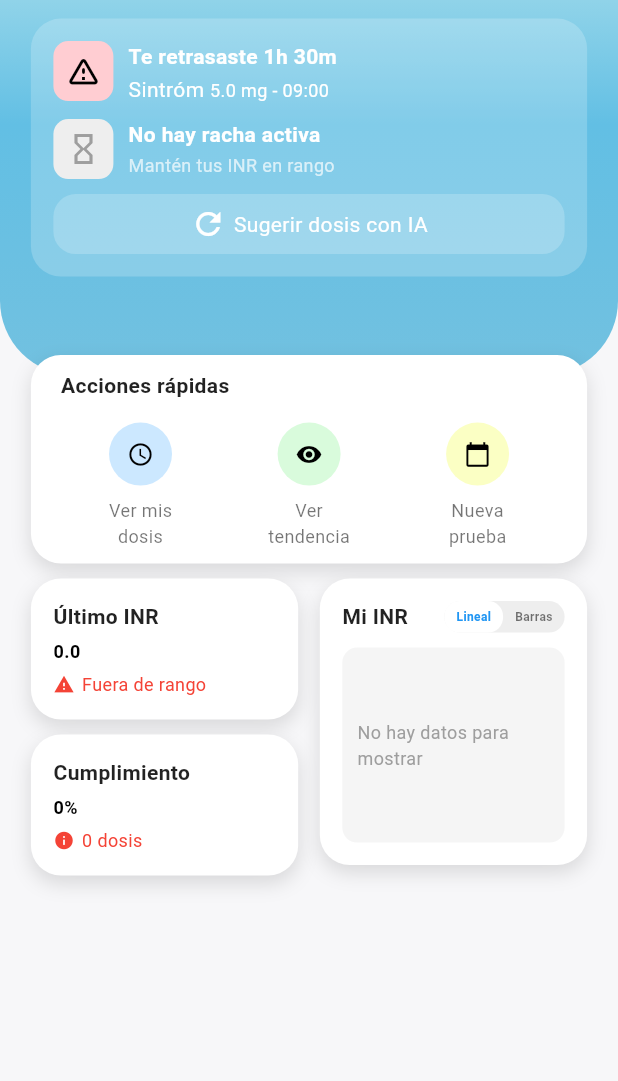
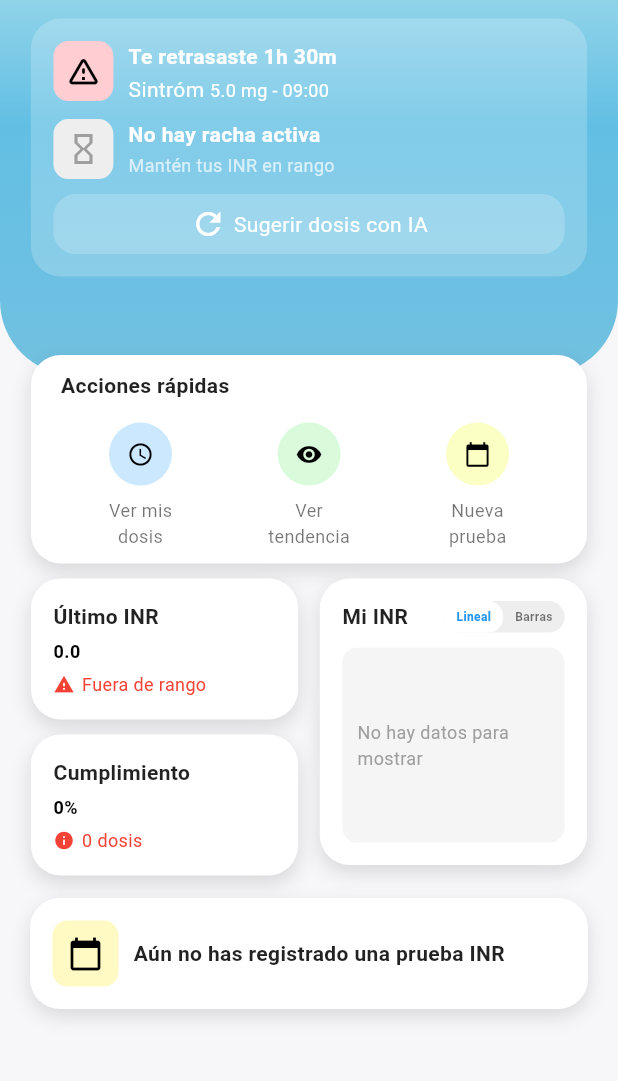
Before and after one commit to FabRangel/INRight, a Flutter app: the Page3 screen opened directly, on a phone screen of 412 x 824 dp, the part 127-1208 px from its top. Run offline on Flutter 3.47's test engine with Material 3 defaults, Android fonts, the phone set to English and light mode, and no system bars; our stand-ins replace animated_notch_bottom_bar, awesome_snackbar_content, cloud_firestore, firebase_auth, firebase_core, fl_chart and 2 more; accounts and stored records are empty.

Commit message:
Add: next Inr toma

```diff
--- a/lib/features/home/presentation/pages/page3.dart
+++ b/lib/features/home/presentation/pages/page3.dart
@@ -99,8 +99,8 @@ class Page3 extends StatelessWidget {
               ),
             ),
 
-            // const SizedBox(height: 0),
-            // NextINRCardWidget(),
+            const SizedBox(height: 0),
+            NextINRCardWidget(),
             const SizedBox(height: 30),
           ],
         ),
--- a/lib/features/home/presentation/widgets/nextInrCard.dart
+++ b/lib/features/home/presentation/widgets/nextInrCard.dart
@@ -1,10 +1,46 @@
 import 'package:flutter/material.dart';
+import 'package:intl/intl.dart';
+import 'package:inright/features/configurations/providers/medication_config_provider.dart';
+import 'package:inright/features/home/providers/inrProvider.dart';
+import 'package:provider/provider.dart';
 
 class NextINRCardWidget extends StatelessWidget {
   const NextINRCardWidget({Key? key}) : super(key: key);
 
   @override
   Widget build(BuildContext context) {
+    final inrProvider = Provider.of<InrProvider>(context);
+    final configProvider = Provider.of<MedicationConfigProvider>(context);
+
+    // Obtener la última medición
+    final historial = inrProvider.inrDatos;
+    DateTime? fechaUltimoInr;
+
+    if (historial.isNotEmpty && historial.first['date'] != null) {
+      try {
+        final partes = historial.first['date'].toString().split('-');
+        if (partes.length == 3) {
+          fechaUltimoInr = DateTime(
+            int.parse(partes[0]),
+            int.parse(partes[1]),
+            int.parse(partes[2]),
+          );
+        }
+      } catch (e) {
+        // Si hay error, deja fechaUltimoInr como null
+      }
+    }
+
+    // Calcular la próxima
+    String textoFecha = "Aún no has registrado una prueba INR";
+    if (fechaUltimoInr != null) {
+      final proxima = fechaUltimoInr.add(
+        Duration(days: configProvider.frecuenciaInr),
+      );
+      final format = DateFormat("d MMM", "es");
+      textoFecha = "Próxima toma de INR: ${format.format(proxima)}";
+    }
+
     return Padding(
       padding: const EdgeInsets.symmetric(horizontal: 20, vertical: 15),
       child: Container(
@@ -23,7 +59,6 @@ class NextINRCardWidget extends StatelessWidget {
         child: Row(
           crossAxisAlignment: CrossAxisAlignment.center,
           children: [
-            // 📌 Ícono de calendario con fondo amarillo
             Container(
               padding: const EdgeInsets.all(10),
               decoration: BoxDecoration(
@@ -33,25 +68,15 @@ class NextINRCardWidget extends StatelessWidget {
               child: const Icon(Icons.calendar_today, color: Colors.black),
             ),
             const SizedBox(width: 10),
-
-            // 📌 Texto de "Próxima toma de INR"
-            Column(
-              crossAxisAlignment: CrossAxisAlignment.start,
-              children: const [
-                Text(
-                  "Próxima toma de INR: 22 Ene",
-                  style: TextStyle(
-                    fontSize: 14,
-                    fontWeight: FontWeight.bold,
-                    color: Colors.black87,
-                  ),
+            Expanded(
+              child: Text(
+                textoFecha,
+                style: const TextStyle(
+                  fontSize: 14,
+                  fontWeight: FontWeight.bold,
+                  color: Colors.black87,
                 ),
-                SizedBox(height: 5),
-                Text(
-                  "10:30 am",
-                  style: TextStyle(fontSize: 12, color: Colors.grey),
-                ),
-              ],
+              ),
             ),
           ],
         ),
--- a/lib/main.dart
+++ b/lib/main.dart
@@ -15,7 +15,7 @@ import 'package:shared_preferences/shared_preferences.dart';
 import 'package:provider/provider.dart';
 import 'package:firebase_auth/firebase_auth.dart';
 import 'package:inright/services/home/doses.service.dart';
-
+import 'package:intl/date_symbol_data_local.dart';
 import 'firebase_options.dart';
 import 'package:firebase_core/firebase_core.dart';
 import 'package:inright/services/auth/firebaseAuth.service.dart';
@@ -23,6 +23,7 @@ import 'package:inright/features/home/providers/user_provider.dart';
 
 void main() async {
   WidgetsFlutterBinding.ensureInitialized();
+  await initializeDateFormatting('es', null);
   await Firebase.initializeApp(options: DefaultFirebaseOptions.currentPlatform);
   SharedPreferences prefs = await SharedPreferences.getInstance();
   bool isFirstTime = prefs.getBool('first_time') ?? true;
```
Also changed, not shown: lib/features/configurations/presentation/pages/configurations.dart (+28 -0 lines), lib/features/configurations/providers/medication_config_provider.dart (+31 -0 lines).
